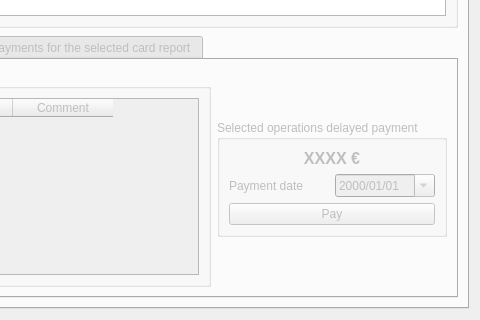
This is ui/frmAccountsReport.ui in turulomio/xulpymoney as Qt 5 draws it before an edit; both pictures show x 333 to 813 and y 287 to 607 of the 813 by 607 pixel window. The edited form follows.
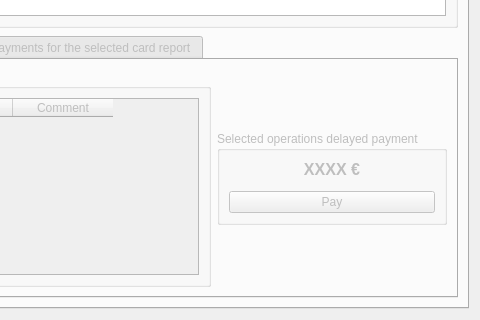
This is the edited form. The open tabs and pages were chosen to show the change. Icons and pictures are not drawn. Custom widgets are drawn as their Qt base class.

Commit message: Convert dividend date and opertarjetas payment date to datetime with time zone. Asked in ticket 124 and 148

Patch:
```diff
--- a/ui/frmAccountsReport.ui
+++ b/ui/frmAccountsReport.ui
@@ -511,6 +511,18 @@
                    </item>
                    <item>
                     <widget class="QGroupBox" name="grpPago">
+                     <property name="sizePolicy">
+                      <sizepolicy hsizetype="Minimum" vsizetype="Preferred">
+                       <horstretch>0</horstretch>
+                       <verstretch>0</verstretch>
+                      </sizepolicy>
+                     </property>
+                     <property name="maximumSize">
+                      <size>
+                       <width>400</width>
+                       <height>16777215</height>
+                      </size>
+                     </property>
                      <property name="title">
                       <string>Selected operations delayed payment</string>
                      </property>
@@ -537,21 +549,7 @@
                         <item>
                          <layout class="QHBoxLayout" name="horizontalLayout_10">
                           <item>
-                           <widget class="QLabel" name="label_5">
-                            <property name="text">
-                             <string>Payment date</string>
-                            </property>
-                           </widget>
-                          </item>
-                          <item>
-                           <widget class="QDateEdit" name="calPago">
-                            <property name="displayFormat">
-                             <string>yyyy/MM/dd</string>
-                            </property>
-                            <property name="calendarPopup">
-                             <bool>true</bool>
-                            </property>
-                           </widget>
+                           <widget class="wdgDatetime" name="wdgDtPago" native="true"/>
                           </item>
                          </layout>
                         </item>
@@ -835,6 +833,12 @@
    <header location="global">wdgYearMonth</header>
    <container>1</container>
   </customwidget>
+  <customwidget>
+   <class>wdgDatetime</class>
+   <extends>QWidget</extends>
+   <header location="global">wdgDatetime</header>
+   <container>1</container>
+  </customwidget>
  </customwidgets>
  <resources>
   <include location="../images/xulpymoney.qrc"/>
```
Left out of the diff: 4 changed lines with no effect on the pictures. The commit also changes 10 other files.
